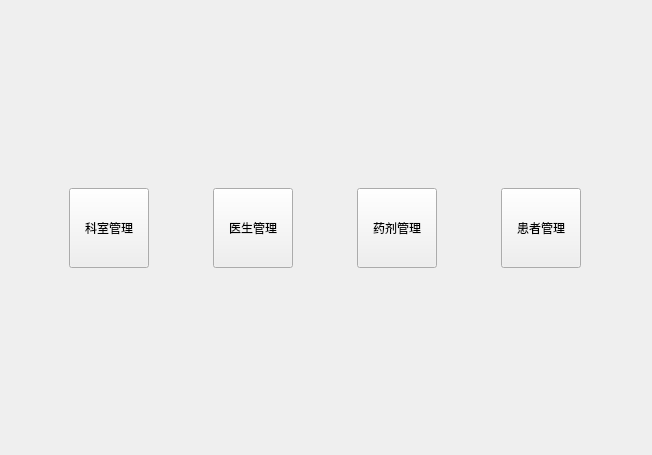
First picture: the form in welcomeview.ui, repository ygzuxts/dazuoye, before the edit.
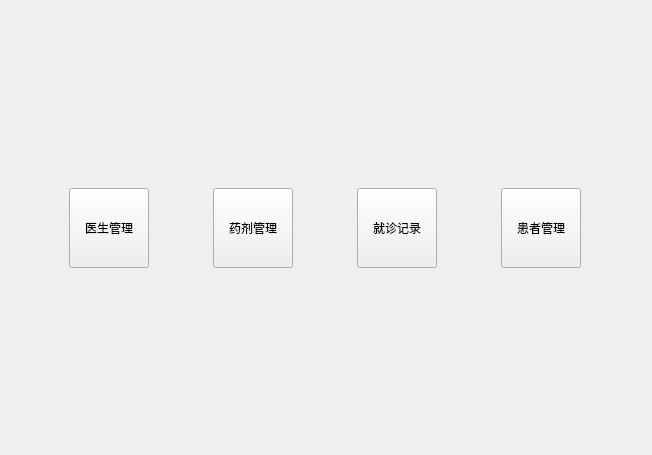
Second picture: the form after the edit.

Commit message: 分页还有药剂和就诊记录功能已完成

Diff of the .ui file:
```diff
--- a/welcomeview.ui
+++ b/welcomeview.ui
@@ -29,25 +29,6 @@
    </item>
    <item>
     <layout class="QHBoxLayout" name="horizontalLayout">
-     <item>
-      <widget class="QPushButton" name="btDepartment">
-       <property name="minimumSize">
-        <size>
-         <width>80</width>
-         <height>80</height>
-        </size>
-       </property>
-       <property name="maximumSize">
-        <size>
-         <width>80</width>
-         <height>80</height>
-        </size>
-       </property>
-       <property name="text">
-        <string>科室管理</string>
-       </property>
-      </widget>
-     </item>
      <item>
       <widget class="QPushButton" name="btDoctor">
        <property name="minimumSize">
@@ -86,6 +67,25 @@
        </property>
       </widget>
      </item>
+     <item>
+      <widget class="QPushButton" name="btRecord">
+       <property name="minimumSize">
+        <size>
+         <width>80</width>
+         <height>80</height>
+        </size>
+       </property>
+       <property name="maximumSize">
+        <size>
+         <width>80</width>
+         <height>16777215</height>
+        </size>
+       </property>
+       <property name="text">
+        <string>就诊记录</string>
+       </property>
+      </widget>
+     </item>
      <item>
       <widget class="QPushButton" name="btPatient">
        <property name="minimumSize">
```
The commit also changes 26 other files.
